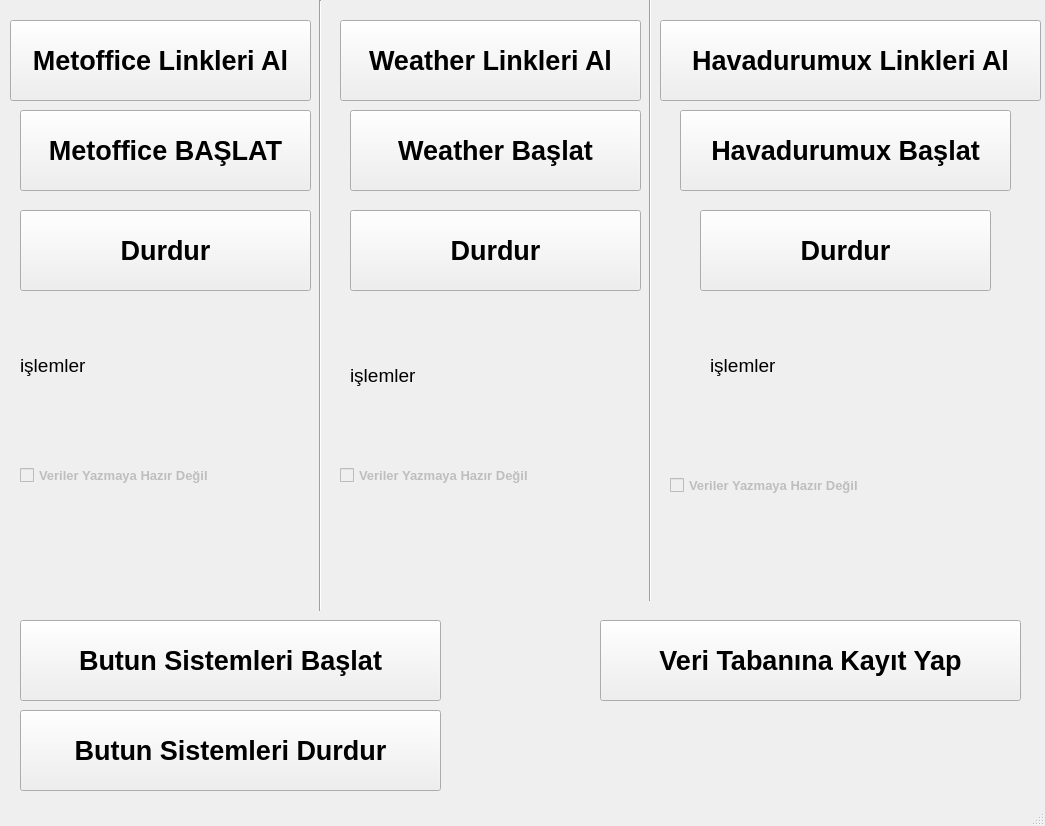
This is sistemBaslat.ui in flavves/havadurumuScrubbing as Qt 5 draws it before an edit. The edited form follows.
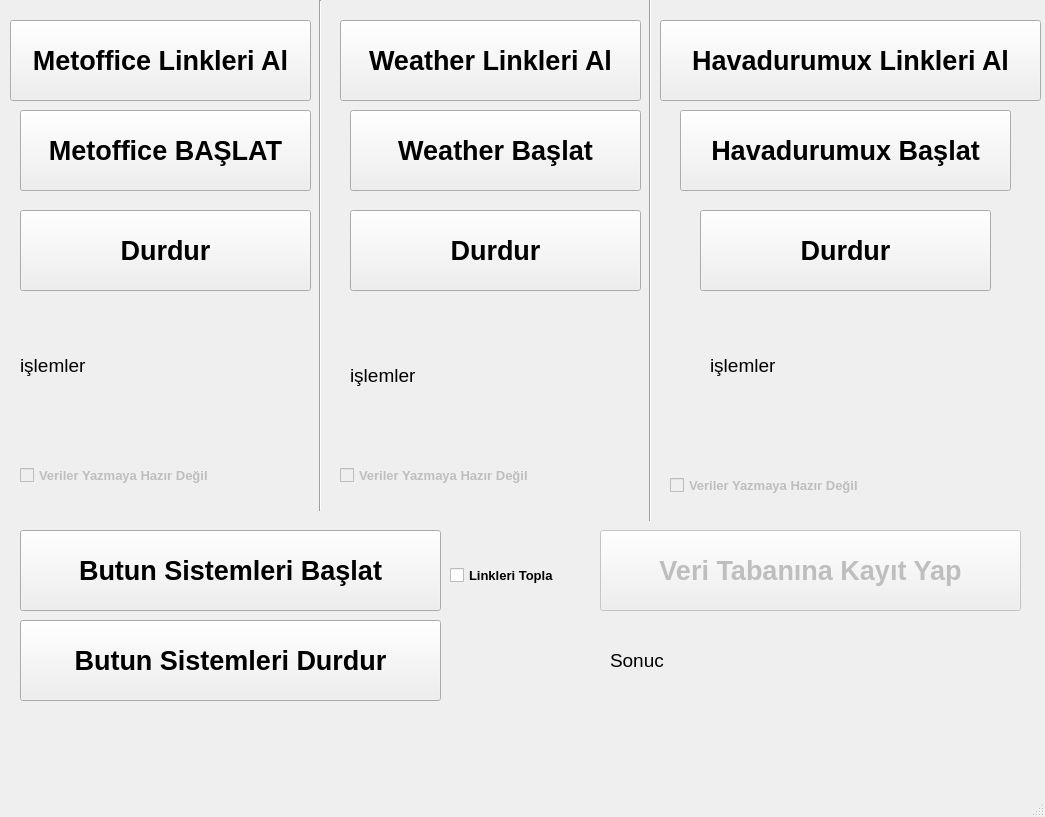
This is the edited form.

Commit message: weathercomda olusan buglar giderildi. MongoDB veritabanina yukleme islemleri tamamlandi sorunsuz bir sekilde veri gonderiyor. Bu sistemi koruma fonksiyonlari ekleyip bitirecegim

The edit to the form file:
```diff
--- a/sistemBaslat.ui
+++ b/sistemBaslat.ui
@@ -7,7 +7,7 @@
     <x>0</x>
     <y>0</y>
     <width>1045</width>
-    <height>826</height>
+    <height>817</height>
    </rect>
   </property>
   <property name="windowTitle">
@@ -254,7 +254,7 @@
       <x>310</x>
       <y>0</y>
       <width>20</width>
-      <height>611</height>
+      <height>511</height>
      </rect>
     </property>
     <property name="orientation">
@@ -267,7 +267,7 @@
       <x>640</x>
       <y>-10</y>
       <width>20</width>
-      <height>611</height>
+      <height>531</height>
      </rect>
     </property>
     <property name="orientation">
@@ -344,10 +344,13 @@
     </property>
    </widget>
    <widget class="QPushButton" name="veriTabaninaYukle">
+    <property name="enabled">
+     <bool>false</bool>
+    </property>
     <property name="geometry">
      <rect>
       <x>600</x>
-      <y>620</y>
+      <y>530</y>
       <width>421</width>
       <height>81</height>
      </rect>
@@ -367,7 +370,7 @@
     <property name="geometry">
      <rect>
       <x>20</x>
-      <y>620</y>
+      <y>530</y>
       <width>421</width>
       <height>81</height>
      </rect>
@@ -387,7 +390,7 @@
     <property name="geometry">
      <rect>
       <x>20</x>
-      <y>710</y>
+      <y>620</y>
       <width>421</width>
       <height>81</height>
      </rect>
@@ -403,6 +406,47 @@
      <string>Butun Sistemleri Durdur</string>
     </property>
    </widget>
+   <widget class="QLabel" name="veriTabaniSonuc">
+    <property name="geometry">
+     <rect>
+      <x>610</x>
+      <y>630</y>
+      <width>411</width>
+      <height>61</height>
+     </rect>
+    </property>
+    <property name="font">
+     <font>
+      <pointsize>14</pointsize>
+     </font>
+    </property>
+    <property name="text">
+     <string>Sonuc</string>
+    </property>
+   </widget>
+   <widget class="QCheckBox" name="linkleriToplasinMiCheckBox">
+    <property name="enabled">
+     <bool>true</bool>
+    </property>
+    <property name="geometry">
+     <rect>
+      <x>450</x>
+      <y>550</y>
+      <width>111</width>
+      <height>51</height>
+     </rect>
+    </property>
+    <property name="font">
+     <font>
+      <pointsize>10</pointsize>
+      <weight>75</weight>
+      <bold>true</bold>
+     </font>
+    </property>
+    <property name="text">
+     <string>Linkleri Topla</string>
+    </property>
+   </widget>
   </widget>
   <widget class="QStatusBar" name="statusbar"/>
  </widget>
```
The commit also changes 13 other files.
